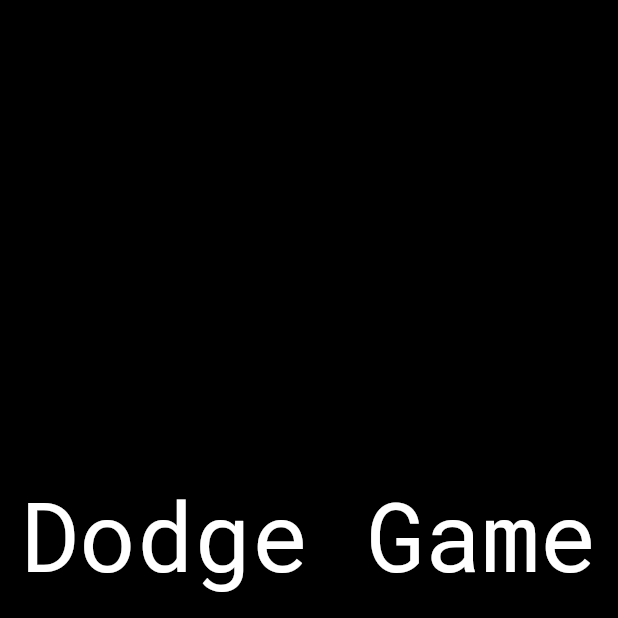
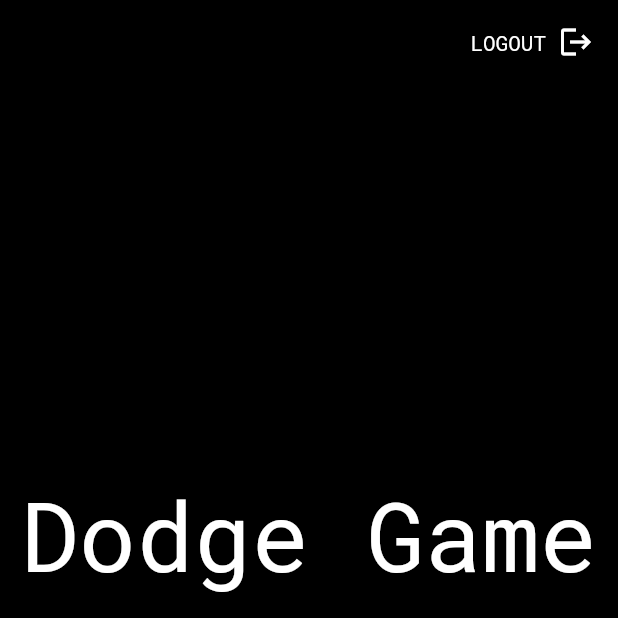
Before and after one commit to boring-km/flutter_dodge_game, a Flutter app: the MenuScreen screen opened by its route, on a phone screen of 412 x 824 dp, the top half of it. Run offline on Flutter 3.47's test engine with Material 2 defaults, Android fonts, the phone set to English and light mode, and no system bars; our stand-ins replace cloud_firestore, firebase_auth, firebase_core, flutter_signin_button, get, google_fonts and 4 more; missing offline and left inert: flame; accounts and stored records are empty; generated files the repository leaves out were written again.

Commit message:
Logout 버튼 및 기능 추가

```diff
--- a/lib/view/menu/menu_screen.dart
+++ b/lib/view/menu/menu_screen.dart
@@ -11,6 +11,34 @@ class MenuScreen extends GetView<MenuScreenController> {
       backgroundColor: Colors.black,
       body: SafeArea(
         child: Center(
+          child: Stack(
+            children: [
+              Align(
+                alignment: Alignment.topRight,
+                child: Padding(
+                  padding: const EdgeInsets.all(16),
+                  child: Row(
+                    mainAxisSize: MainAxisSize.min,
+                    children: [
+                      GestureDetector(
+                        onTap: controller.logout,
+                        child: const Padding(
+                          padding: EdgeInsets.symmetric(horizontal: 8),
+                          child: Text(
+                            'LOGOUT',
+                            style: TextStyle(color: Colors.white),
+                          ),
+                        ),
+                      ),
+                      const Icon(
+                        Icons.logout,
+                        color: Colors.white,
+                      ),
+                    ],
+                  ),
+                ),
+              ),
+              Center(
                 child: Column(
                   mainAxisSize: MainAxisSize.min,
                   children: [
@@ -54,6 +82,9 @@ class MenuScreen extends GetView<MenuScreenController> {
                   ],
                 ),
               ),
+            ],
+          ),
+        ),
       ),
     );
   }
--- a/pubspec.yaml
+++ b/pubspec.yaml
@@ -23,6 +23,7 @@ dependencies:
   intl: ^0.17.0
   json_annotation:
   path_provider:
+  shared_preferences: ^2.0.15
 
   # firebase
   firebase_core: ^1.20.1
```
Also changed, not shown: lib/provider/get_shared_prefs.dart (added, +15 -0 lines), lib/view/login/login_screen_controller.dart (+13 -1 lines), lib/view/menu/menu_screen_controller.dart (+24 -0 lines), pubspec.lock. Lines whose indentation alone changed are shown as unchanged.
